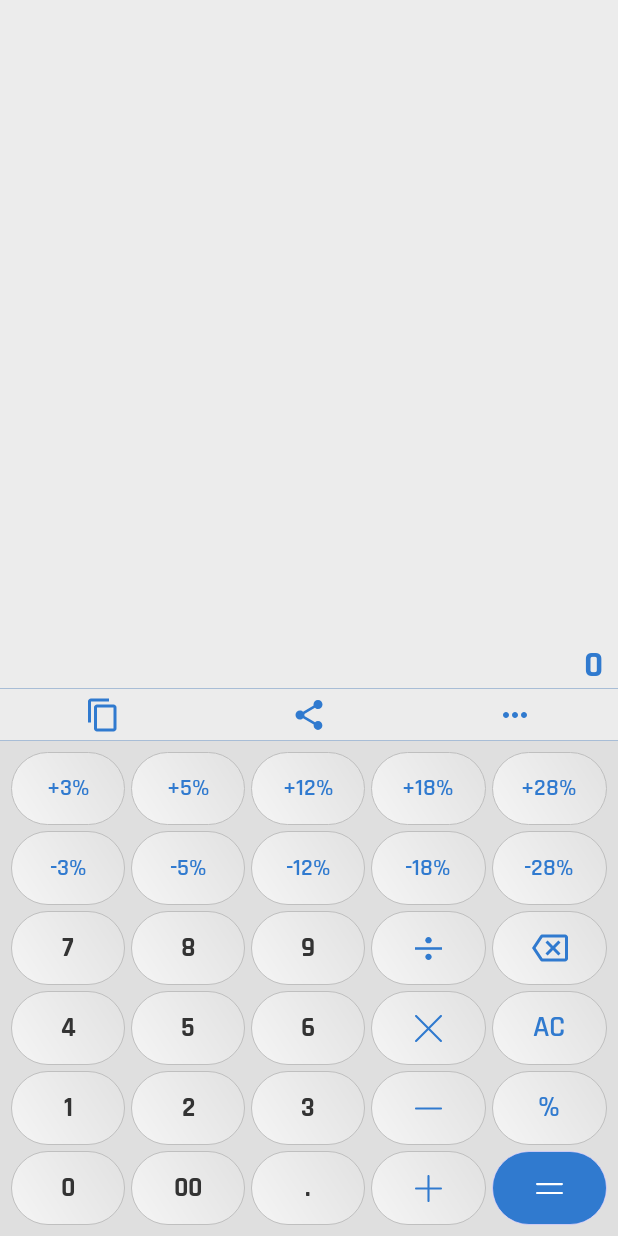
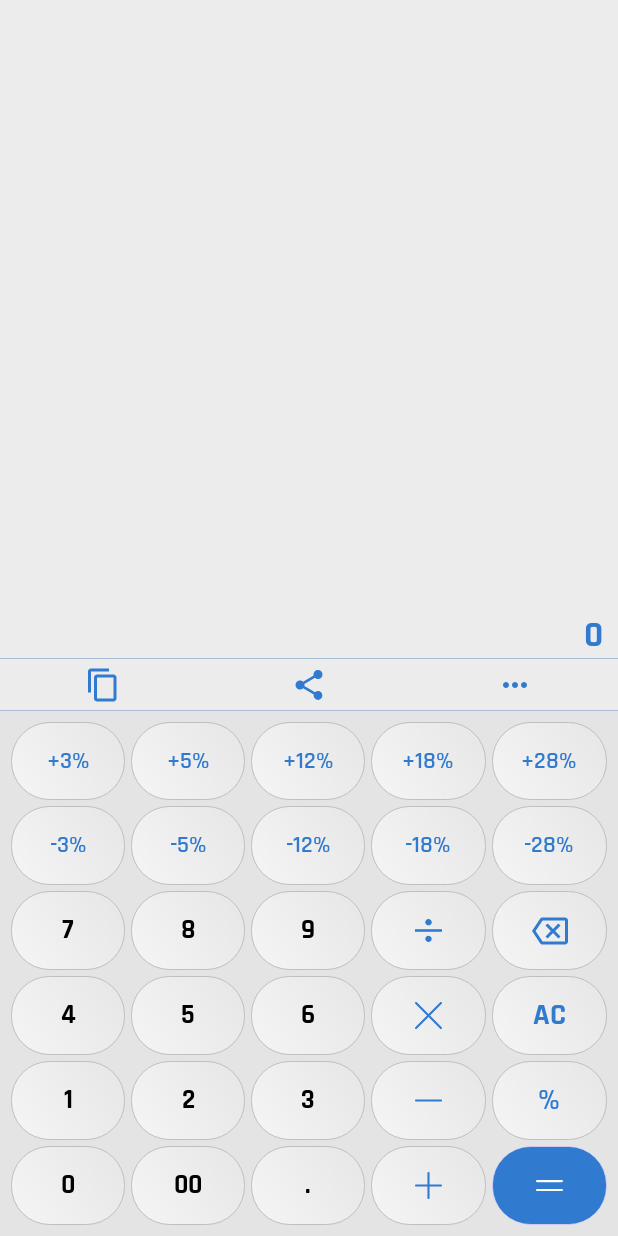
Before and after one commit to Raynagu/Calculator, an Android app: the screen it shows after launch (MainActivity), on a phone screen of 412 x 824 dp. Run offline under Robolectric (Android 15) with nearby library versions, the phone set to English and light mode, and no system bars.

Commit message:
fix UI/UX

```diff
--- a/app/src/main/res/drawable/btn_bg.xml
+++ b/app/src/main/res/drawable/btn_bg.xml
@@ -14,7 +14,7 @@ android:color="@color/colorPrimaryDark">
         <corners android:radius="25dp"/>
         <solid android:color="#F8F6F6"/>
         <gradient android:angle="45" android:startColor="#f5f5f5"
-            android:endColor="#e1e1e1"/>
+            android:endColor="#E6E6E6"/>
         <stroke android:width="0.3dp" android:color="#FEBFBFBF"/>
     </shape>
 </item>
--- a/app/src/main/res/layout/activity_main.xml
+++ b/app/src/main/res/layout/activity_main.xml
@@ -20,8 +20,9 @@
         <ListView
             android:id="@+id/tv_result"
             android:layout_width="match_parent"
-            android:layout_height="match_parent"
+            android:layout_height="0dp"
             android:layout_marginBottom="4dp"
+            android:paddingTop="10dp"
             android:divider="@null"
             android:dividerHeight="0dp"
             android:listSelector="@android:color/transparent"
@@ -80,8 +81,8 @@
     <LinearLayout
         android:id="@+id/keyboardLayout"
         android:layout_width="match_parent"
-        android:layout_height="330dp"
-        android:background="#DFDFDF"
+        android:layout_height="350dp"
+        android:background="#D2E4E4E4"
         android:gravity="center"
         android:orientation="vertical"
         android:padding="5dp"
@@ -220,7 +221,8 @@
                 android:id="@+id/btnClear"
                 style="@style/OperatorBtnStyle"
                 android:text="AC"
-                android:textColor="@color/colorPrimaryDark" />
+                android:textColor="@color/colorPrimaryDark"
+                android:fontFamily="@font/rajdhani_bold"/>
         </LinearLayout>
 
         <LinearLayout
--- a/app/src/main/res/values/colors.xml
+++ b/app/src/main/res/values/colors.xml
@@ -4,5 +4,5 @@
     <color name="colorPrimaryDarkk">#564592</color>
     <color name="colorPrimaryDark">#307ACF</color>
     <color name="colorAccent">#03DAC5</color>
-    <color name="colorButtonText">#333333</color>
+    <color name="colorButtonText">#000000</color>
 </resources>
```
